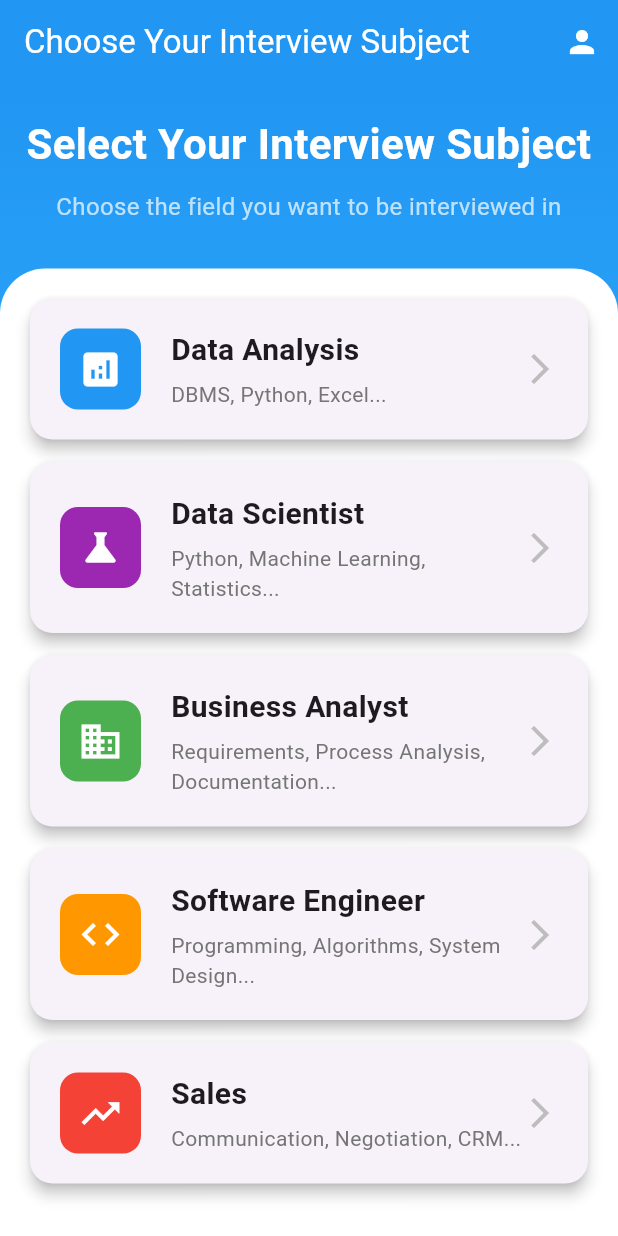
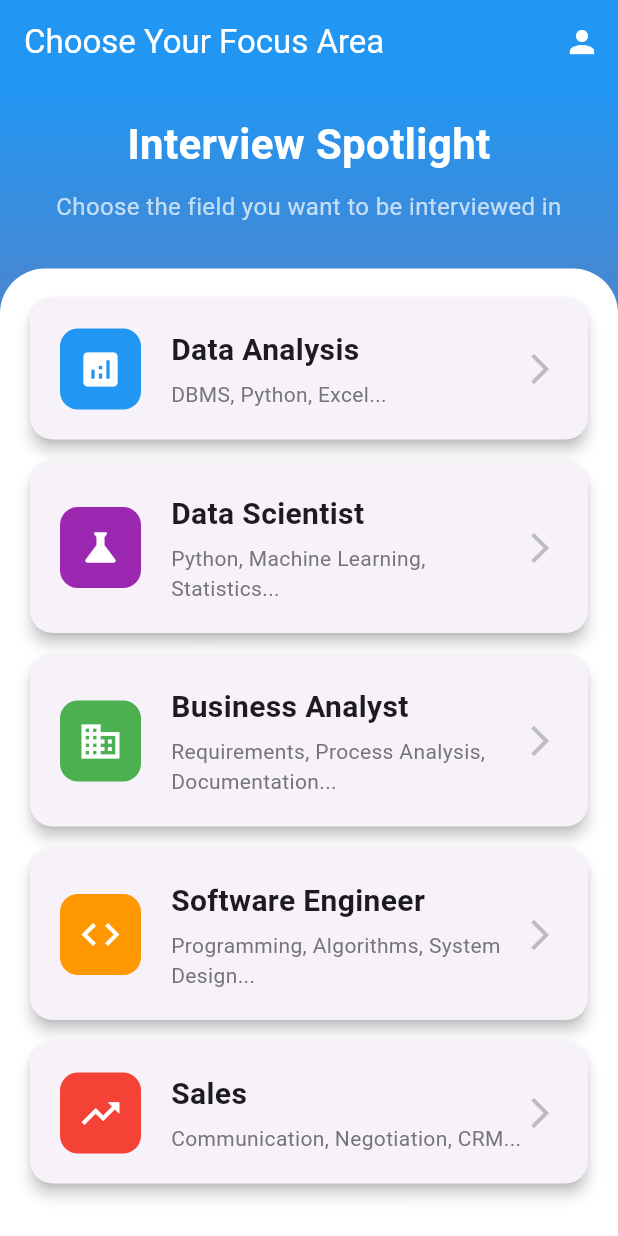
Before and after one commit to kartik-ashok/AI_VOICE_INTREVIEW_ASSESSMENT-, a Flutter app: the screen it shows once a user with an empty profile is signed in, on a phone screen of 412 x 824 dp. Run offline on Flutter 3.47's test engine with Material 3 defaults, Android fonts, the phone set to English and light mode, and no system bars; our stand-ins replace cloud_firestore, firebase_auth, firebase_core, flutter_dotenv, flutter_tts, permission_handler and 1 more; accounts and stored records are empty.

Commit message:
feat: Implement subject and topic selection pages with Firebase integration
- Added SubjectSelectionPage to allow users to choose interview subjects.
- Integrated Firebase to fetch subjects and topics dynamically.
- Implemented a fallback mechanism for subjects and topics in case of Firebase failure.
- Created TopicSelectionPage for users to select specific topics related to the chosen subject.
- Developed TestDetailScreen to display interview results and AI feedback.
- Added TestHistoryScreen to show a history of completed tests with filtering options.
- Implemented ThankYouPage to summarize interview results and save them to Firebase.
- Enhanced UI with gradient backgrounds, cards, and responsive layouts.
- Included error handling and loading indicators for better user experience.

```diff
--- a/lib/main.dart
+++ b/lib/main.dart
@@ -2,7 +2,7 @@ import 'package:flutter/material.dart';
 import 'package:firebase_core/firebase_core.dart';
 import 'package:firebase_auth/firebase_auth.dart';
 import 'package:ai_voice_intreview/screens/auth/login_screen.dart';
-import 'package:ai_voice_intreview/screens/subject_selection_page.dart';
+import 'package:ai_voice_intreview/screens/pages/subject_selection_page.dart';
 import 'package:ai_voice_intreview/screens/auth/admin_dashboard.dart';
 import 'package:ai_voice_intreview/screens/auth/signup_screen.dart';
 import 'package:flutter_dotenv/flutter_dotenv.dart';
@@ -11,7 +11,7 @@ void main() async {
   WidgetsFlutterBinding.ensureInitialized();
   await Firebase.initializeApp();
 
-  // await dotenv.load(fileName: ".env");
+  await dotenv.load(fileName: ".env");
   runApp(const MyApp());
 }
 
--- a/lib/screens/auth/login_screen.dart
+++ b/lib/screens/auth/login_screen.dart
@@ -1,6 +1,6 @@
 import 'package:flutter/material.dart';
 import '../../services/firebase_service.dart';
-import '../subject_selection_page.dart';
+import '../pages/subject_selection_page.dart';
 import 'admin_dashboard.dart';
 
 class LoginScreen extends StatefulWidget {
--- a/lib/screens/introduction_screens.dart
+++ b/lib/screens/pages/introduction_screens.dart
@@ -30,7 +30,7 @@ class _IntroductionScreensState extends State<IntroductionScreens> {
         'description':
             'Get ready for an interactive interview experience with AI-powered questions and voice recognition.',
         'icon': Icons.mic,
-        'color': Colors.blue,
+        'color': Colors.pink,
       },
       {
         'title': 'How It Works',
@@ -57,7 +57,7 @@ class _IntroductionScreensState extends State<IntroductionScreens> {
           gradient: LinearGradient(
             begin: Alignment.topCenter,
             end: Alignment.bottomCenter,
-            colors: [Colors.blue, Colors.lightBlueAccent],
+            colors: [Colors.blue, Colors.red],
           ),
         ),
         child: SafeArea(
--- a/lib/screens/subject_selection_page.dart
+++ b/lib/screens/pages/subject_selection_page.dart
@@ -1,6 +1,6 @@
 import 'package:flutter/material.dart';
 import 'topic_selection_page.dart';
-import '../services/firebase_service.dart';
+import '../../services/firebase_service.dart';
 import 'profile_screen.dart'; // Added import for ProfileScreen
 
 class SubjectSelectionPage extends StatefulWidget {
@@ -39,7 +39,7 @@ class _SubjectSelectionPageState extends State<SubjectSelectionPage> {
     if (_isLoading) {
       return Scaffold(
         appBar: AppBar(
-          title: const Text('Choose Your Interview Subject'),
+          title: const Text('Choose Your Focus Area'),
           backgroundColor: Colors.blue,
           foregroundColor: Colors.white,
           elevation: 0,
@@ -49,7 +49,7 @@ class _SubjectSelectionPageState extends State<SubjectSelectionPage> {
             gradient: LinearGradient(
               begin: Alignment.topCenter,
               end: Alignment.bottomCenter,
-              colors: [Colors.blue, Colors.lightBlueAccent],
+              colors: [Colors.blue, Colors.red],
             ),
           ),
           child: const Center(
@@ -80,16 +80,40 @@ class _SubjectSelectionPageState extends State<SubjectSelectionPage> {
     if (subjects.isEmpty) {
       _subjectsAndTopics = {
         'Data Analysis': ['DBMS', 'Python', 'Excel', 'PowerBI', 'All'],
-        'Data Scientist': ['Python', 'Machine Learning', 'Statistics', 'Big Data', 'All'],
-        'Business Analyst': ['Requirements', 'Process Analysis', 'Documentation', 'Stakeholder Management', 'All'],
-        'Software Engineer': ['Programming', 'Algorithms', 'System Design', 'Data Structures', 'All'],
-        'Sales': ['Communication', 'Negotiation', 'CRM', 'Product Knowledge', 'All'],
+        'Data Scientist': [
+          'Python',
+          'Machine Learning',
+          'Statistics',
+          'Big Data',
+          'All'
+        ],
+        'Business Analyst': [
+          'Requirements',
+          'Process Analysis',
+          'Documentation',
+          'Stakeholder Management',
+          'All'
+        ],
+        'Software Engineer': [
+          'Programming',
+          'Algorithms',
+          'System Design',
+          'Data Structures',
+          'All'
+        ],
+        'Sales': [
+          'Communication',
+          'Negotiation',
+          'CRM',
+          'Product Knowledge',
+          'All'
+        ],
       };
     }
 
     return Scaffold(
       appBar: AppBar(
-        title: const Text('Choose Your Interview Subject'),
+        title: const Text('Choose Your Focus Area'),
         backgroundColor: Colors.blue,
         foregroundColor: Colors.white,
         elevation: 0,
@@ -112,7 +136,7 @@ class _SubjectSelectionPageState extends State<SubjectSelectionPage> {
           gradient: LinearGradient(
             begin: Alignment.topCenter,
             end: Alignment.bottomCenter,
-            colors: [Colors.blue, Colors.lightBlueAccent],
+            colors: [Colors.blue, Colors.red],
           ),
         ),
         child: SafeArea(
@@ -120,7 +144,7 @@ class _SubjectSelectionPageState extends State<SubjectSelectionPage> {
             children: [
               const SizedBox(height: 20),
               const Text(
-                'Select Your Interview Subject',
+                'Interview Spotlight',
                 style: TextStyle(
                   fontSize: 28,
                   fontWeight: FontWeight.bold,
@@ -153,7 +177,8 @@ class _SubjectSelectionPageState extends State<SubjectSelectionPage> {
                     itemBuilder: (context, index) {
                       final subject = _subjectsAndTopics.keys.elementAt(index);
                       final topics = _subjectsAndTopics[subject]!;
-                      final description = topics.take(3).join(', ') + (topics.length > 3 ? '...' : '');
+                      final description = topics.take(3).join(', ') +
+                          (topics.length > 3 ? '...' : '');
 
                       return Card(
                         margin: const EdgeInsets.only(bottom: 15),
@@ -193,7 +218,8 @@ class _SubjectSelectionPageState extends State<SubjectSelectionPage> {
                                 const SizedBox(width: 20),
                                 Expanded(
                                   child: Column(
-                                    crossAxisAlignment: CrossAxisAlignment.start,
+                                    crossAxisAlignment:
+                                        CrossAxisAlignment.start,
                                     children: [
                                       Text(
                                         subject,
```
Also changed, not shown: lib/screens/auth/admin_dashboard.dart (+49 -16 lines), lib/screens/auth/signup_screen.dart (+14 -7 lines), lib/screens/pages/interview_page.dart (renamed from lib/screens/interview_page.dart, +30 -13 lines), lib/screens/pages/profile_screen.dart (renamed from lib/screens/profile_screen.dart, +7 -5 lines), lib/screens/pages/test_detail_screen.dart (renamed from lib/screens/test_detail_screen.dart, +20 -14 lines), lib/screens/pages/test_history_screen.dart (renamed from lib/screens/test_history_screen.dart, +29 -13 lines), lib/screens/pages/thank_you_page.dart (renamed from lib/screens/thank_you_page.dart, +16 -14 lines), lib/screens/pages/topic_selection_page.dart (renamed from lib/screens/topic_selection_page.dart, +6 -4 lines), lib/services/gemini_service.dart (+9 -4 lines), 1 other file.
